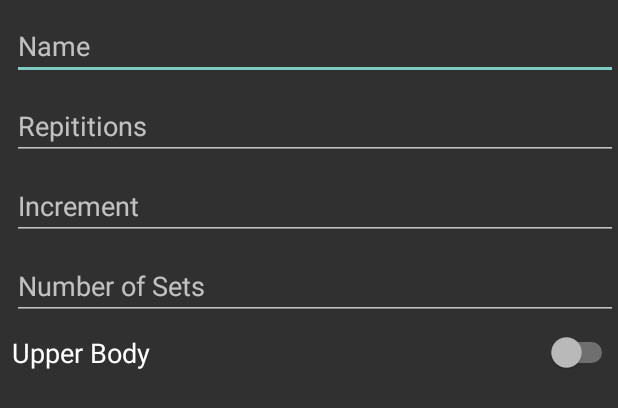
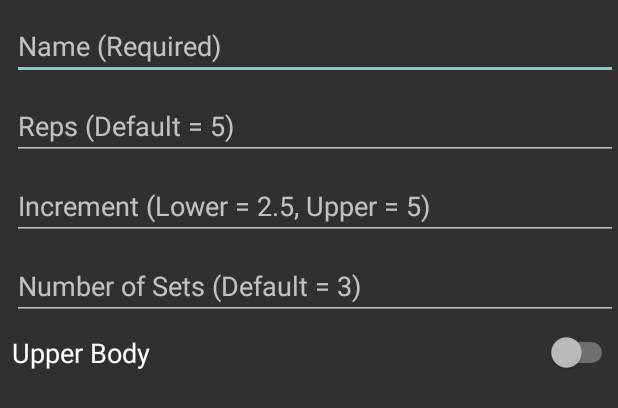
Before and after one commit to amulpokharel/AFit, an Android app: the layout add_exercise_dialog.xml on its own in the app's theme, with its tools: preview values and no code run, on a phone screen of 412 x 824 dp. Shown: the top 408 px of the screen. Run offline under Robolectric (Android 15) with nearby library versions, the phone set to English and light mode, and no system bars.

Commit message:
added defaults + validation

```diff
--- a/app/src/main/java/amulp/com/afit/models/Exercise.kt
+++ b/app/src/main/java/amulp/com/afit/models/Exercise.kt
@@ -10,7 +10,7 @@ data class Exercise(
 
         val reps:Int = 5,
         val numSets:Int = 3,
-        val upperBody:Boolean = true,
+        val upperBody:Boolean = false,
         val increments:Double = when(upperBody){
             true -> 5.0
             false -> 2.5
--- a/app/src/main/res/layout/add_exercise_dialog.xml
+++ b/app/src/main/res/layout/add_exercise_dialog.xml
@@ -13,7 +13,7 @@
         android:layout_marginStart="8dp"
         android:layout_marginTop="8dp"
         android:layout_marginBottom="8dp"
-        android:hint="Name"
+        android:hint="Name (Required)"
         android:inputType="text"
         app:layout_constraintBottom_toTopOf="@+id/reps"
         app:layout_constraintStart_toStartOf="parent"
@@ -26,7 +26,7 @@
         android:layout_height="wrap_content"
         android:layout_marginStart="8dp"
         android:layout_marginBottom="8dp"
-        android:hint="Repititions"
+        android:hint="Reps (Default = 5)"
         android:inputType="number"
         app:layout_constraintBottom_toTopOf="@+id/increment"
         app:layout_constraintStart_toStartOf="parent"
@@ -38,8 +38,8 @@
         android:layout_height="wrap_content"
         android:layout_marginStart="8dp"
         android:layout_marginBottom="8dp"
-        android:hint="Increment"
-        android:inputType="number"
+        android:hint="Increment (Lower = 2.5, Upper = 5)"
+        android:inputType="numberDecimal"
         app:layout_constraintBottom_toTopOf="@+id/num_sets"
         app:layout_constraintStart_toStartOf="parent"
         app:layout_constraintTop_toBottomOf="@+id/reps" />
@@ -50,7 +50,7 @@
         android:layout_height="wrap_content"
         android:layout_marginStart="8dp"
         android:layout_marginBottom="8dp"
-        android:hint="Number of Sets"
+        android:hint="Number of Sets (Default = 3)"
         android:inputType="number"
         app:layout_constraintBottom_toTopOf="@+id/upper"
         app:layout_constraintStart_toStartOf="parent"
```
Also changed, not shown: app/src/main/java/amulp/com/afit/ui.main/ListFragment.kt (+12 -6 lines), app/src/main/java/amulp/com/afit/utils/Extensions.kt (+9 -0 lines), app/src/main/res/layout/exercise_item.xml (+8 -8 lines).
